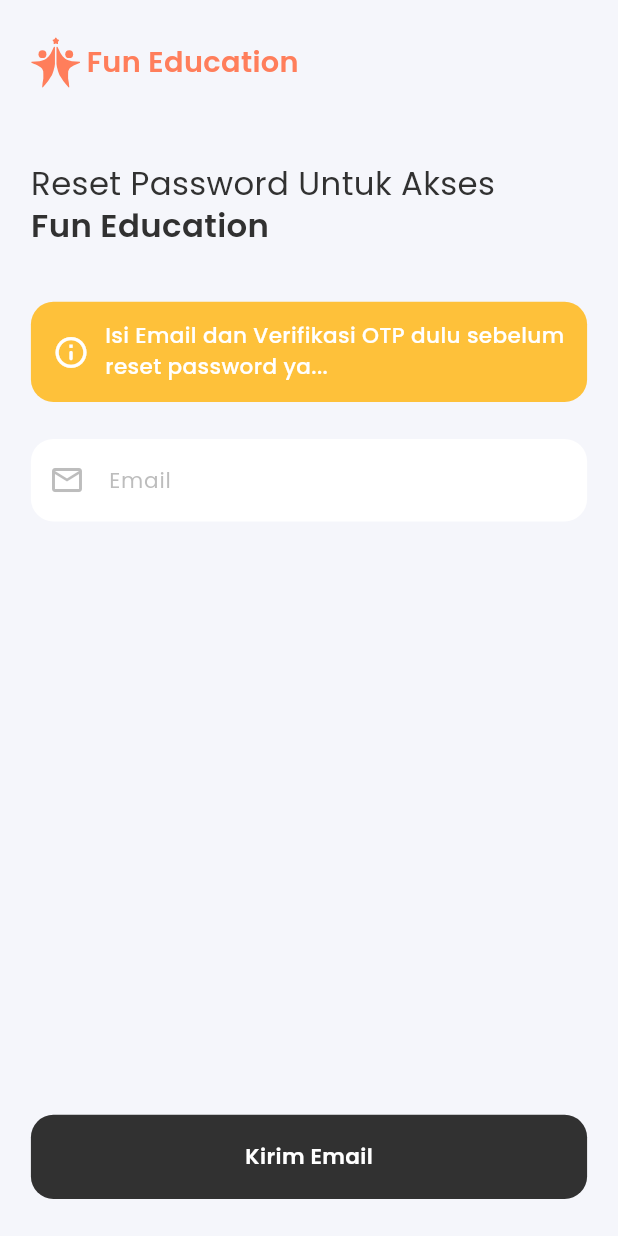
After one commit to Ratih-Shinta/Fun-Education-App, a Flutter app: the screen it shows after launch, after a tap on "Lupa Kata Sandi?", on a phone screen of 412 x 824 dp. The commit adds this screen. Run offline on Flutter 3.47's test engine with Material 3 defaults, Android fonts, the phone set to English and light mode, and no system bars; drawn by our look-alikes of auto_size_text; our stand-ins replace dio, dropdown_button2, easy_date_timeline, firebase_core, firebase_messaging, fl_chart and 11 more; accounts and stored records are empty; network calls fail.

Commit message:
feat [RS] : slicing email reset password

```diff
--- a/lib/app/global-component/common_text_field.dart
+++ b/lib/app/global-component/common_text_field.dart
@@ -4,7 +4,7 @@
 class CommonTextField extends StatelessWidget {
   final TextEditingController? fieldController;
   final bool obscureText;
-  final Widget? prefixIcon;
+  final Icon? prefixIcon;
   final String hintText;
   final TextInputType? keyboardType;
   final IconButton? suffixIcon;
--- a/lib/app/pages/login-page/login_page_view.dart
+++ b/lib/app/pages/login-page/login_page_view.dart
@@ -80,33 +80,58 @@
                   crossAxisAlignment: CrossAxisAlignment.end,
                   children: [
                     CommonTextField(
-                      prefixIcon: Icon(Icons.person_2_outlined,
+                      fieldController: controller.emailController,
+                      prefixIcon: Icon(Icons.mail_outlined,
                           color: greyColor.withOpacity(0.5)),
-                      fieldController: controller.emailController,
                       obscureText: false,
                       hintText: 'Email',
-                      keyboardType: TextInputType.name,
+                      keyboardType: TextInputType.emailAddress,
+                      validator: (value) {
+                        if (value == null || value.isEmpty) {
+                          return 'Please enter an email address';
+                        }
+                        final emailRegex = RegExp(
+                            r"(?:[a-z0-9!#$%&'*+/=?^_`{|}~-]+(?:\.[a-z0-9!#$%&'"
+                            r'*+/=?^_`{|}~-]+)*|"(?:[\x01-\x08\x0b\x0c\x0e-\x1f\x21\x23-\x5b\x5d-'
+                            r'\x7f]|\\[\x01-\x09\x0b\x0c\x0e-\x7f])*")@(?:(?:[a-z0-9](?:[a-z0-9-]*'
+                            r'[a-z0-9])?\.)+[a-z0-9](?:[a-z0-9-]*[a-z0-9])?|\[(?:(?:(2(5[0-5]|[0-4]'
+                            r'[0-9])|1[0-9][0-9]|[1-9]?[0-9]))\.){3}(?:(2(5[0-5]|[0-4][0-9])|1[0-9]'
+                            r'[0-9]|[1-9]?[0-9])|[a-z0-9-]*[a-z0-9]:(?:[\x01-\x08\x0b\x0c\x0e-\x1f\'
+                            r'x21-\x5a\x53-\x7f]|\\[\x01-\x09\x0b\x0c\x0e-\x7f])+)\])');
+                        if (!emailRegex.hasMatch(value)) {
+                          return 'Please enter a valid email address';
+                        }
+                        return null;
+                      },
                     ),
                     SizedBox(height: height * 0.01),
-                    CommonTextField(
-                      prefixIcon: Icon(Icons.lock_outline_rounded,
-                          color: greyColor.withOpacity(0.5)),
-                      fieldController: controller.passwordController,
-                      obscureText: true,
-                      suffixIcon: IconButton(
-                        icon: Icon(
-                          Icons.remove_red_eye_outlined,
-                          color: greyColor.withOpacity(0.5),
+                    Obx(
+                      () => CommonTextField(
+                        prefixIcon: Icon(Icons.lock_outline_rounded,
+                            color: greyColor.withOpacity(0.5)),
+                        fieldController: controller.passwordController,
+                        obscureText: controller.isVisibleSignIn.value,
+                        hintText: 'Kata Sandi',
+                        keyboardType: TextInputType.name,
+                        suffixIcon: IconButton(
+                          onPressed: () {
+                            controller.isVisibleSignIn.value =
+                                !controller.isVisibleSignIn.value;
+                          },
+                          icon: Icon(
+                            controller.isVisibleSignIn.value
+                                ? Icons.visibility_off
+                                : Icons.visibility,
+                            size: 20,
+                            color: greyColor,
+                          ),
                         ),
-                        onPressed: () {},
                       ),
-                      hintText: 'Kata Sandi',
-                      keyboardType: TextInputType.name,
                     ),
                     InkWell(
                       child: AutoSizeText('Lupa Kata Sandi?',
                           style: tsLabelLargeMedium(dangerColor)),
-                      // onTap: () => Get.toNamed(Routes.FORGOT_PASSWORD_PAGE),
+                      onTap: () => Get.toNamed(Routes.EMAIL_RESET_PASSWORD_PAGE),
                     )
                   ],
                 ),
--- a/lib/app/pages/register-page/components/register_component_one.dart
+++ b/lib/app/pages/register-page/components/register_component_one.dart
@@ -19,11 +19,6 @@
         CommonTextField(
           prefixIcon:
               Icon(Icons.person_outlined, color: greyColor.withOpacity(0.5)),
-          // prefixIcon: SvgPicture.asset(
-          //   'assets/icons/icProfile.svg',
-          //   width: 0.01,
-          //   height: 0.05,
-          // ),
           fieldController: controller.fullNameController,
           obscureText: false,
           hintText: 'Nama Lengkap',
@@ -41,7 +36,6 @@
           fieldController: controller.emailController,
           prefixIcon:
               Icon(Icons.mail_outlined, color: greyColor.withOpacity(0.5)),
-          // fieldController: controller.fullNameController,
           obscureText: false,
           hintText: 'Email',
           keyboardType: TextInputType.emailAddress,
--- /dev/null
+++ b/lib/app/pages/reset-password-page/items/email_reset_password_view.dart
@@ -0,0 +1,118 @@
+import 'package:auto_size_text/auto_size_text.dart';
+import 'package:flutter/material.dart';
+import 'package:flutter_svg/svg.dart';
+import 'package:fun_education_app/app/global-component/common_button.dart';
+import 'package:fun_education_app/app/global-component/common_text_field.dart';
+import 'package:fun_education_app/app/global-component/common_warning.dart';
+import 'package:fun_education_app/app/pages/login-page/login_page_controller.dart';
+import 'package:fun_education_app/app/pages/reset-password-page/reset_password_page_controller.dart';
+import 'package:fun_education_app/common/helper/themes.dart';
+import 'package:get/get.dart';
+
+class EmailResetPasswordView extends GetView<ResetPasswordPageController> {
+  @override
+  Widget build(BuildContext context) {
+    final Size mediaQuery = MediaQuery.of(context).size;
+    final double width = mediaQuery.width;
+    final double height = mediaQuery.height;
+
+    return Scaffold(
+      backgroundColor: backgroundColor,
+      body: SafeArea(
+        child: Container(
+          height: height,
+          padding: EdgeInsets.symmetric(
+            vertical: height * 0.03,
+            horizontal: width * 0.05,
+          ),
+          child: Column(
+            mainAxisAlignment: MainAxisAlignment.spaceBetween,
+            children: [
+              Container(
+                child: Column(
+                  crossAxisAlignment: CrossAxisAlignment.start,
+                  children: [
+                    Row(
+                      crossAxisAlignment: CrossAxisAlignment.center,
+                      children: [
+                        SvgPicture.asset(
+                          'assets/icons/icLogo.svg',
+                          width: width * 0.08,
+                        ),
+                        SizedBox(width: width * 0.01),
+                        AutoSizeText(
+                          'Fun Education',
+                          group: AutoSizeGroup(),
+                          maxLines: 1,
+                          style: tsBodyLargeSemibold(primaryColor),
+                        ),
+                      ],
+                    ),
+                    SizedBox(height: height * 0.06),
+                    AutoSizeText.rich(
+                      group: AutoSizeGroup(),
+                      textAlign: TextAlign.left,
+                      TextSpan(
+                        text: 'Reset Password Untuk Akses\n',
+                        style: tsTitleSmallRegular(blackColor).copyWith(
+                          height: 1.3,
+                        ),
+                        children: [
+                          TextSpan(
+                            text: 'Fun Education',
+                            style: tsTitleSmallSemibold(blackColor),
+                          ),
+                        ],
+                      ),
+                      maxLines: 2,
+                    ),
+                    SizedBox(height: height * 0.045),
+                    CommonWarning(
+                      icon: Icons.info_outline_rounded,
+                      backColor: warningColor,
+                      text:
+                          'Isi Email dan Verifikasi OTP dulu sebelum reset password ya...',
+                    ),
+                    SizedBox(height: height * 0.03),
+                    CommonTextField(
+                      // fieldController: controller.emailController,
+                      prefixIcon: Icon(Icons.mail_outlined,
+                          color: greyColor.withOpacity(0.5)),
+                      obscureText: false,
+                      hintText: 'Email',
+                      keyboardType: TextInputType.emailAddress,
+                      validator: (value) {
+                        if (value == null || value.isEmpty) {
+                          return 'Please enter an email address';
+                        }
+                        final emailRegex = RegExp(
+                            r"(?:[a-z0-9!#$%&'*+/=?^_`{|}~-]+(?:\.[a-z0-9!#$%&'"
+                            r'*+/=?^_`{|}~-]+)*|"(?:[\x01-\x08\x0b\x0c\x0e-\x1f\x21\x23-\x5b\x5d-'
+                            r'\x7f]|\\[\x01-\x09\x0b\x0c\x0e-\x7f])*")@(?:(?:[a-z0-9](?:[a-z0-9-]*'
+                            r'[a-z0-9])?\.)+[a-z0-9](?:[a-z0-9-]*[a-z0-9])?|\[(?:(?:(2(5[0-5]|[0-4]'
+                            r'[0-9])|1[0-9][0-9]|[1-9]?[0-9]))\.){3}(?:(2(5[0-5]|[0-4][0-9])|1[0-9]'
+                            r'[0-9]|[1-9]?[0-9])|[a-z0-9-]*[a-z0-9]:(?:[\x01-\x08\x0b\x0c\x0e-\x1f\'
+                            r'x21-\x5a\x53-\x7f]|\\[\x01-\x09\x0b\x0c\x0e-\x7f])+)\])');
+                        if (!emailRegex.hasMatch(value)) {
+                          return 'Please enter a valid email address';
+                        }
+                        return null;
+                      },
+                    ),
+                  ],
+                ),
+              ),
+              CommonButton(
+                // isLoading: controller.isLoading.value,
+                text: 'Kirim Email',
+                backgroundColor: blackColor,
+                textColor: whiteColor,
+                onPressed: () {},
+              )
+            ],
+          ),
+        ),
+      ),
+    );
+  }
+}
--- /dev/null
+++ b/lib/app/pages/reset-password-page/reset_password_page_binding.dart
@@ -0,0 +1,9 @@
+import 'package:get/get.dart';
+import 'reset_password_page_controller.dart';
+
+class ResetPasswordPageBinding extends Bindings {
+  @override
+  void dependencies() {
+    Get.lazyPut<ResetPasswordPageController>(() => ResetPasswordPageController());
+  }
+}
--- /dev/null
+++ b/lib/app/pages/reset-password-page/reset_password_page_controller.dart
@@ -0,0 +1,5 @@
+import 'package:get/get.dart';
+
+class ResetPasswordPageController extends GetxController {
+  // Add your controller logic here
+}
--- a/lib/common/routes/app_routes.dart
+++ b/lib/common/routes/app_routes.dart
@@ -11,6 +11,7 @@
   static const PENDING_PAGE = _Paths.PENDING_PAGE;
   static const LOGIN_PAGE = _Paths.LOGIN_PAGE;
   static const RESET_PASSWORD_PAGE = _Paths.RESET_PASSWORD_PAGE;
+  static const EMAIL_RESET_PASSWORD_PAGE = _Paths.EMAIL_RESET_PASSWORD_PAGE;
   static const ADD_PHOTO_PAGE = _Paths.ADD_PHOTO_PAGE;
   static const HAL_YANG_PERLU_DIPERHATIKAN_PAGE =
       _Paths.HAL_YANG_PERLU_DIPERHATIKAN_PAGE;
@@ -37,6 +38,7 @@
   static const PENDING_PAGE = '/pending-page';
   static const LOGIN_PAGE = '/login';
   static const RESET_PASSWORD_PAGE = '/reset-password-page';
+  static const EMAIL_RESET_PASSWORD_PAGE = '/email-reset-password-page';
   static const ADD_PHOTO_PAGE = '/add-photo-page';
   static const HAL_YANG_PERLU_DIPERHATIKAN_PAGE =
       '/hal-yang-perlu-diperhatikan-page';
```
Also changed, not shown: lib/app/pages/reset-password-page/reset_password_page_view.dart (renamed from lib/app/pages/login-page/items/reset_password_page_view.dart, +4 -3 lines), lib/common/routes/app_pages.dart (+12 -4 lines).
